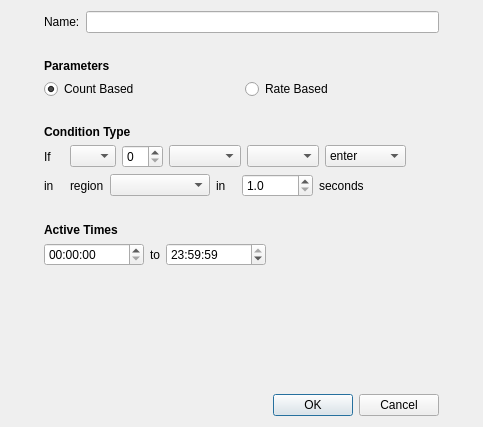
Old version of the form brainframe_qt/ui/dialogs/alarm_creation/alarm_creation.ui in the repository aotuai/brainframe-qt.
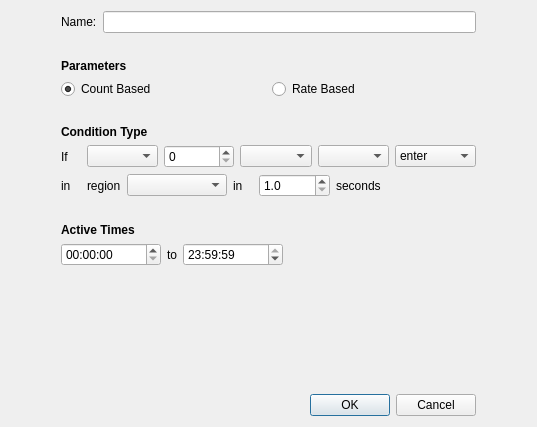
New version of the form.

Commit message: Fixed attribute width for alarm_creation dialog

```diff
--- a/brainframe_qt/ui/dialogs/alarm_creation/alarm_creation.ui
+++ b/brainframe_qt/ui/dialogs/alarm_creation/alarm_creation.ui
@@ -6,7 +6,7 @@
    <rect>
     <x>0</x>
     <y>0</y>
-    <width>483</width>
+    <width>537</width>
     <height>427</height>
    </rect>
   </property>
@@ -19,9 +19,12 @@
      <property name="orientation">
       <enum>Qt::Horizontal</enum>
      </property>
+     <property name="sizeType">
+      <enum>QSizePolicy::Maximum</enum>
+     </property>
      <property name="sizeHint" stdset="0">
       <size>
-       <width>40</width>
+       <width>50</width>
        <height>20</height>
       </size>
      </property>
@@ -108,10 +111,20 @@
      <item>
       <layout class="QGridLayout" name="if_layout">
        <item row="0" column="4">
-        <widget class="QComboBox" name="behavior_combo_box"/>
+        <widget class="QComboBox" name="behavior_combo_box">
+         <property name="sizeAdjustPolicy">
+          <enum>QComboBox::AdjustToMinimumContentsLength</enum>
+         </property>
+        </widget>
        </item>
        <item row="0" column="0">
         <widget class="QLabel" name="if_label">
+         <property name="sizePolicy">
+          <sizepolicy hsizetype="Maximum" vsizetype="Preferred">
+           <horstretch>0</horstretch>
+           <verstretch>0</verstretch>
+          </sizepolicy>
+         </property>
          <property name="minimumSize">
           <size>
            <width>20</width>
@@ -139,19 +152,6 @@
          </property>
         </widget>
        </item>
-       <item row="0" column="6">
-        <spacer name="horizontalSpacer">
-         <property name="orientation">
-          <enum>Qt::Horizontal</enum>
-         </property>
-         <property name="sizeHint" stdset="0">
-          <size>
-           <width>40</width>
-           <height>20</height>
-          </size>
-         </property>
-        </spacer>
-       </item>
        <item row="0" column="5">
         <widget class="QComboBox" name="direction_combo_box">
          <item>
@@ -356,9 +356,12 @@
      <property name="orientation">
       <enum>Qt::Horizontal</enum>
      </property>
+     <property name="sizeType">
+      <enum>QSizePolicy::Maximum</enum>
+     </property>
      <property name="sizeHint" stdset="0">
       <size>
-       <width>40</width>
+       <width>50</width>
        <height>20</height>
       </size>
      </property>
```
